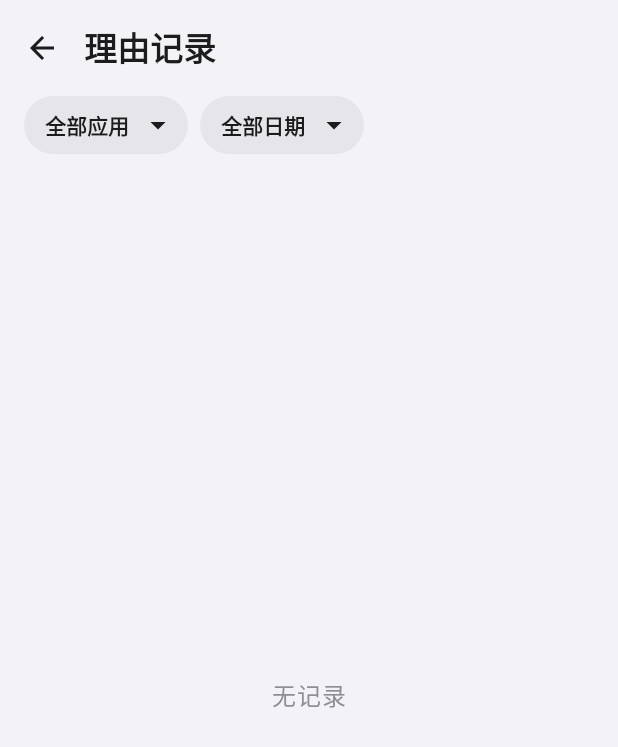
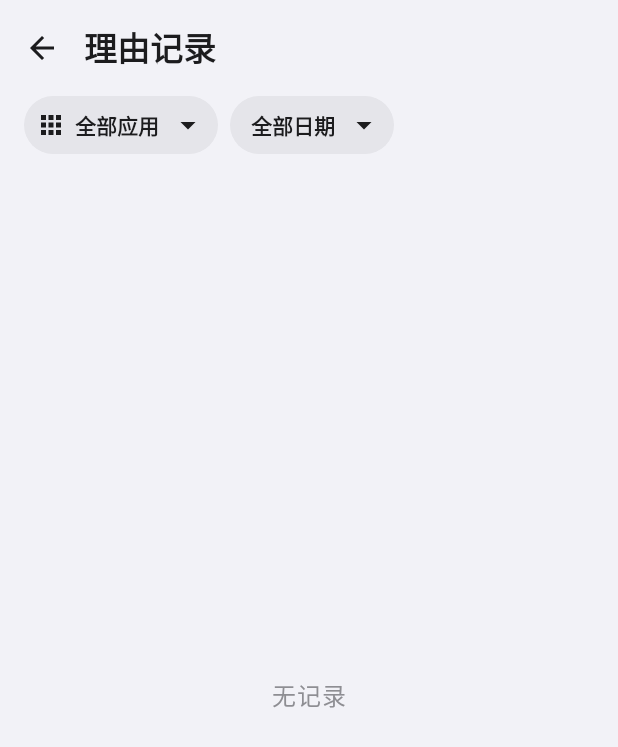
Before and after one commit to Sh-Fang/StopThePhone, an Android app built with Jetpack Compose: the ReasonsScreen screen opened through its navigation route, on a phone screen of 412 x 824 dp. Shown: the top 747 px of the screen. Run offline under Robolectric (Android 15) with nearby library versions, the phone set to English and light mode, and no system bars.

Commit message:
理由记录的「全部应用」选项显示应用网格图标

```diff
--- a/app/src/main/java/com/stopthephone/ui/stats/ReasonsScreen.kt
+++ b/app/src/main/java/com/stopthephone/ui/stats/ReasonsScreen.kt
@@ -7,7 +7,6 @@ import androidx.compose.foundation.layout.Box
 import androidx.compose.foundation.layout.Column
 import androidx.compose.foundation.layout.PaddingValues
 import androidx.compose.foundation.layout.Row
-import androidx.compose.foundation.layout.Spacer
 import androidx.compose.foundation.layout.fillMaxSize
 import androidx.compose.foundation.layout.fillMaxWidth
 import androidx.compose.foundation.layout.height
@@ -18,6 +17,7 @@ import androidx.compose.foundation.lazy.itemsIndexed
 import androidx.compose.foundation.shape.CircleShape
 import androidx.compose.material.icons.Icons
 import androidx.compose.material.icons.automirrored.filled.ArrowBack
+import androidx.compose.material.icons.filled.Apps
 import androidx.compose.material.icons.filled.ArrowDropDown
 import androidx.compose.material3.Button
 import androidx.compose.material3.DatePickerDefaults
@@ -131,10 +131,10 @@ fun ReasonsScreen(viewModel: ReasonsViewModel, onBack: () -> Unit) {
                         text = filter.packageName?.let { labels[it] ?: it } ?: "全部应用",
                         active = filter.packageName != null,
                         onClick = { appMenu = true },
-                        leading = filter.packageName?.let { packageName -> { AppIcon(packageName, size = 20.dp) } },
+                        leading = { filter.packageName?.let { AppIcon(it, size = 20.dp) } ?: Icon(Icons.Default.Apps, contentDescription = null, modifier = Modifier.size(20.dp)) },
                     )
                     DropdownMenu(expanded = appMenu, onDismissRequest = { appMenu = false }) {
-                        DropdownMenuItem(text = { Text("全部应用") }, leadingIcon = { Spacer(Modifier.size(24.dp)) }, onClick = {
+                        DropdownMenuItem(text = { Text("全部应用") }, leadingIcon = { Icon(Icons.Default.Apps, contentDescription = null) }, onClick = {
                             viewModel.setApp(null)
                             appMenu = false
                         })
```
